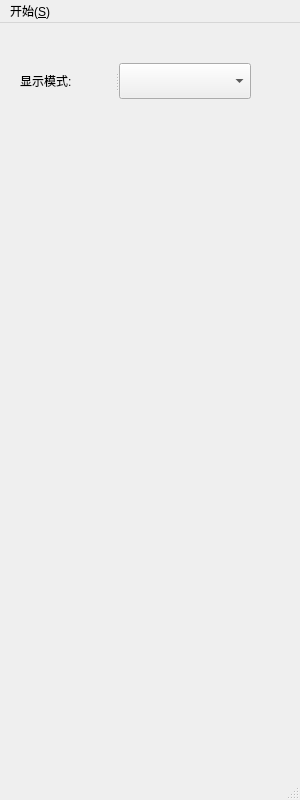
Old version of the form ui/mainwindow.ui in the repository wkcn/3dviewer.
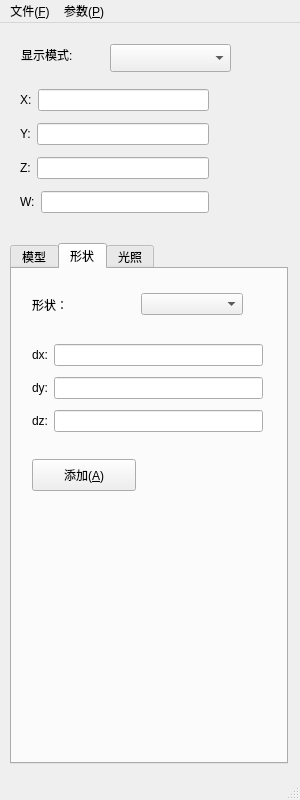
New version of the form. The open tabs and pages were chosen to show the change.

Commit message: 添加删除点的功能

```diff
--- a/ui/mainwindow.ui
+++ b/ui/mainwindow.ui
@@ -14,24 +14,308 @@
    <string>Control</string>
   </property>
   <widget class="QWidget" name="centralwidget">
-   <widget class="QSplitter" name="splitter">
+   <widget class="QTabWidget" name="tabWidget">
+    <property name="geometry">
+     <rect>
+      <x>10</x>
+      <y>220</y>
+      <width>278</width>
+      <height>521</height>
+     </rect>
+    </property>
+    <property name="currentIndex">
+     <number>0</number>
+    </property>
+    <widget class="QWidget" name="tab">
+     <attribute name="title">
+      <string>模型</string>
+     </attribute>
+     <widget class="QListWidget" name="listWidgetM">
+      <property name="geometry">
+       <rect>
+        <x>9</x>
+        <y>9</y>
+        <width>256</width>
+        <height>301</height>
+       </rect>
+      </property>
+     </widget>
+     <widget class="QPushButton" name="btnDel">
+      <property name="geometry">
+       <rect>
+        <x>150</x>
+        <y>430</y>
+        <width>104</width>
+        <height>32</height>
+       </rect>
+      </property>
+      <property name="text">
+       <string>删除(&amp;D)</string>
+      </property>
+     </widget>
+     <widget class="QPushButton" name="btnAdd">
+      <property name="geometry">
+       <rect>
+        <x>20</x>
+        <y>430</y>
+        <width>104</width>
+        <height>32</height>
+       </rect>
+      </property>
+      <property name="text">
+       <string>添加(&amp;A)</string>
+      </property>
+     </widget>
+     <widget class="QRadioButton" name="hided">
+      <property name="geometry">
+       <rect>
+        <x>150</x>
+        <y>360</y>
+        <width>127</width>
+        <height>28</height>
+       </rect>
+      </property>
+      <property name="text">
+       <string>显示模型</string>
+      </property>
+     </widget>
+     <widget class="QLineEdit" name="lineEdit">
+      <property name="geometry">
+       <rect>
+        <x>102</x>
+        <y>320</y>
+        <width>151</width>
+        <height>28</height>
+       </rect>
+      </property>
+     </widget>
+     <widget class="QLabel" name="label_10">
+      <property name="geometry">
+       <rect>
+        <x>20</x>
+        <y>320</y>
+        <width>83</width>
+        <height>22</height>
+       </rect>
+      </property>
+      <property name="text">
+       <string>名称：</string>
+      </property>
+     </widget>
+    </widget>
+    <widget class="QWidget" name="tab_2">
+     <attribute name="title">
+      <string>形状</string>
+     </attribute>
+     <widget class="QWidget" name="layoutWidget">
+      <property name="geometry">
+       <rect>
+        <x>20</x>
+        <y>70</y>
+        <width>231</width>
+        <height>101</height>
+       </rect>
+      </property>
+      <layout class="QGridLayout" name="gridLayout_3">
+       <item row="0" column="0">
+        <widget class="QLabel" name="label_5">
+         <property name="text">
+          <string>dx:</string>
+         </property>
+        </widget>
+       </item>
+       <item row="0" column="1">
+        <widget class="QLineEdit" name="lineEditDX"/>
+       </item>
+       <item row="1" column="0">
+        <widget class="QLabel" name="label_6">
+         <property name="text">
+          <string>dy:</string>
+         </property>
+        </widget>
+       </item>
+       <item row="1" column="1">
+        <widget class="QLineEdit" name="lineEditDY"/>
+       </item>
+       <item row="2" column="0">
+        <widget class="QLabel" name="label_7">
+         <property name="text">
+          <string>dz:</string>
+         </property>
+        </widget>
+       </item>
+       <item row="2" column="1">
+        <widget class="QLineEdit" name="lineEditDZ"/>
+       </item>
+      </layout>
+     </widget>
+     <widget class="QPushButton" name="btnAddShape">
+      <property name="geometry">
+       <rect>
+        <x>20</x>
+        <y>190</y>
+        <width>104</width>
+        <height>32</height>
+       </rect>
+      </property>
+      <property name="text">
+       <string>添加(&amp;A)</string>
+      </property>
+     </widget>
+     <widget class="QWidget" name="">
+      <property name="geometry">
+       <rect>
+        <x>20</x>
+        <y>20</y>
+        <width>211</width>
+        <height>31</height>
+       </rect>
+      </property>
+      <layout class="QHBoxLayout" name="horizontalLayout_2">
+       <item>
+        <widget class="QLabel" name="shapeLabel">
+         <property name="text">
+          <string>形状：</string>
+         </property>
+        </widget>
+       </item>
+       <item>
+        <widget class="QComboBox" name="comboBoxShape"/>
+       </item>
+      </layout>
+     </widget>
+    </widget>
+    <widget class="QWidget" name="tab_3">
+     <attribute name="title">
+      <string>光照</string>
+     </attribute>
+     <widget class="QPushButton" name="btnSetLight">
+      <property name="geometry">
+       <rect>
+        <x>20</x>
+        <y>60</y>
+        <width>104</width>
+        <height>32</height>
+       </rect>
+      </property>
+      <property name="text">
+       <string>PushButton</string>
+      </property>
+     </widget>
+     <widget class="QWidget" name="">
+      <property name="geometry">
+       <rect>
+        <x>20</x>
+        <y>20</y>
+        <width>144</width>
+        <height>30</height>
+       </rect>
+      </property>
+      <layout class="QHBoxLayout" name="horizontalLayout_7">
+       <item>
+        <widget class="QLabel" name="label_9">
+         <property name="text">
+          <string>参数:</string>
+         </property>
+        </widget>
+       </item>
+       <item>
+        <widget class="QComboBox" name="comboBoxLight"/>
+       </item>
+      </layout>
+     </widget>
+    </widget>
+   </widget>
+   <widget class="QWidget" name="">
     <property name="geometry">
      <rect>
       <x>20</x>
-      <y>40</y>
-      <width>231</width>
-      <height>36</height>
+      <y>60</y>
+      <width>189</width>
+      <height>140</height>
      </rect>
     </property>
-    <property name="orientation">
-     <enum>Qt::Horizontal</enum>
+    <layout class="QVBoxLayout" name="verticalLayout">
+     <item>
+      <layout class="QHBoxLayout" name="horizontalLayout_3">
+       <item>
+        <widget class="QLabel" name="label_2">
+         <property name="text">
+          <string>X:</string>
+         </property>
+        </widget>
+       </item>
+       <item>
+        <widget class="QLineEdit" name="lineEditX"/>
+       </item>
+      </layout>
+     </item>
+     <item>
+      <layout class="QHBoxLayout" name="horizontalLayout_4">
+       <item>
+        <widget class="QLabel" name="label_3">
+         <property name="text">
+          <string>Y:</string>
+         </property>
+        </widget>
+       </item>
+       <item>
+        <widget class="QLineEdit" name="lineEditY"/>
+       </item>
+      </layout>
+     </item>
+     <item>
+      <layout class="QHBoxLayout" name="horizontalLayout_5">
+       <item>
+        <widget class="QLabel" name="label_4">
+         <property name="text">
+          <string>Z:</string>
+         </property>
+        </widget>
+       </item>
+       <item>
+        <widget class="QLineEdit" name="lineEditZ"/>
+       </item>
+      </layout>
+     </item>
+     <item>
+      <layout class="QHBoxLayout" name="horizontalLayout_6">
+       <item>
+        <widget class="QLabel" name="label_8">
+         <property name="text">
+          <string>W:</string>
+         </property>
+        </widget>
+       </item>
+       <item>
+        <widget class="QLineEdit" name="lineEditZ_2"/>
+       </item>
+      </layout>
+     </item>
+    </layout>
+   </widget>
+   <widget class="QComboBox" name="comboBox">
+    <property name="geometry">
+     <rect>
+      <x>110</x>
+      <y>21</y>
+      <width>121</width>
+      <height>28</height>
+     </rect>
     </property>
-    <widget class="QLabel" name="label">
-     <property name="text">
-      <string>显示模式:</string>
-     </property>
-    </widget>
-    <widget class="QComboBox" name="comboBox"/>
+   </widget>
+   <widget class="QLabel" name="label">
+    <property name="geometry">
+     <rect>
+      <x>21</x>
+      <y>21</y>
+      <width>78</width>
+      <height>22</height>
+     </rect>
+    </property>
+    <property name="text">
+     <string>显示模式:</string>
+    </property>
    </widget>
   </widget>
   <widget class="QMenuBar" name="menubar">
@@ -40,7 +324,7 @@
      <x>0</x>
      <y>0</y>
      <width>300</width>
-     <height>36</height>
+     <height>32</height>
     </rect>
    </property>
    <widget class="QMenu" name="menu_S">
@@ -53,10 +337,17 @@
      </rect>
     </property>
     <property name="title">
-     <string>开始(&amp;S)</string>
+     <string>文件(&amp;F)</string>
+    </property>
+    <addaction name="action_O"/>
+   </widget>
+   <widget class="QMenu" name="menu_P">
+    <property name="title">
+     <string>参数(&amp;P)</string>
     </property>
    </widget>
    <addaction name="menu_S"/>
+   <addaction name="menu_P"/>
   </widget>
   <widget class="QStatusBar" name="statusbar"/>
  </widget>
```
Left out of the diff: 18 changed lines with no effect on the pictures. The commit also changes 5 other files.
